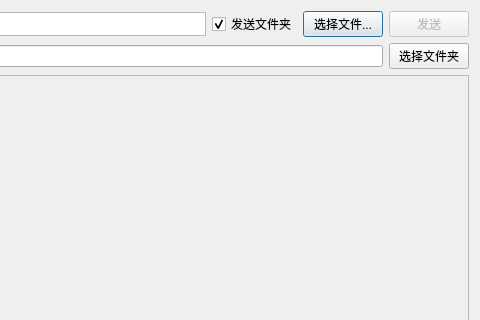
Above: CC-Client/CC-Client/sendfiledialog.ui from cokkiy/CC before the change; both pictures show x 252 to 732 and y 0 to 320 of the 732 by 468 pixel window. Below: the same form after it.
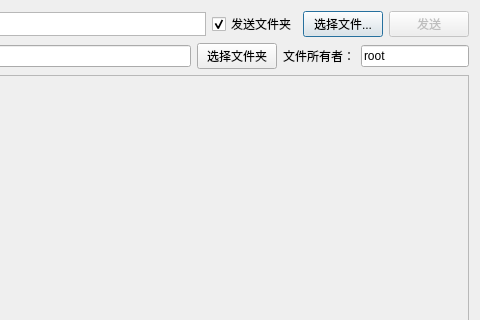
That is the form after the change. Icons and pictures are not drawn.

```diff
--- a/CC-Client/CC-Client/sendfiledialog.ui
+++ b/CC-Client/CC-Client/sendfiledialog.ui
@@ -133,6 +133,29 @@
        </property>
       </widget>
      </item>
+     <item>
+      <widget class="QLabel" name="label_3">
+       <property name="text">
+        <string>文件所有者：</string>
+       </property>
+      </widget>
+     </item>
+     <item>
+      <widget class="QLineEdit" name="userNameLineEdit">
+       <property name="sizePolicy">
+        <sizepolicy hsizetype="Preferred" vsizetype="Fixed">
+         <horstretch>0</horstretch>
+         <verstretch>0</verstretch>
+        </sizepolicy>
+       </property>
+       <property name="toolTip">
+        <string>目的机上的用户名</string>
+       </property>
+       <property name="text">
+        <string>root</string>
+       </property>
+      </widget>
+     </item>
     </layout>
    </item>
    <item>
```
